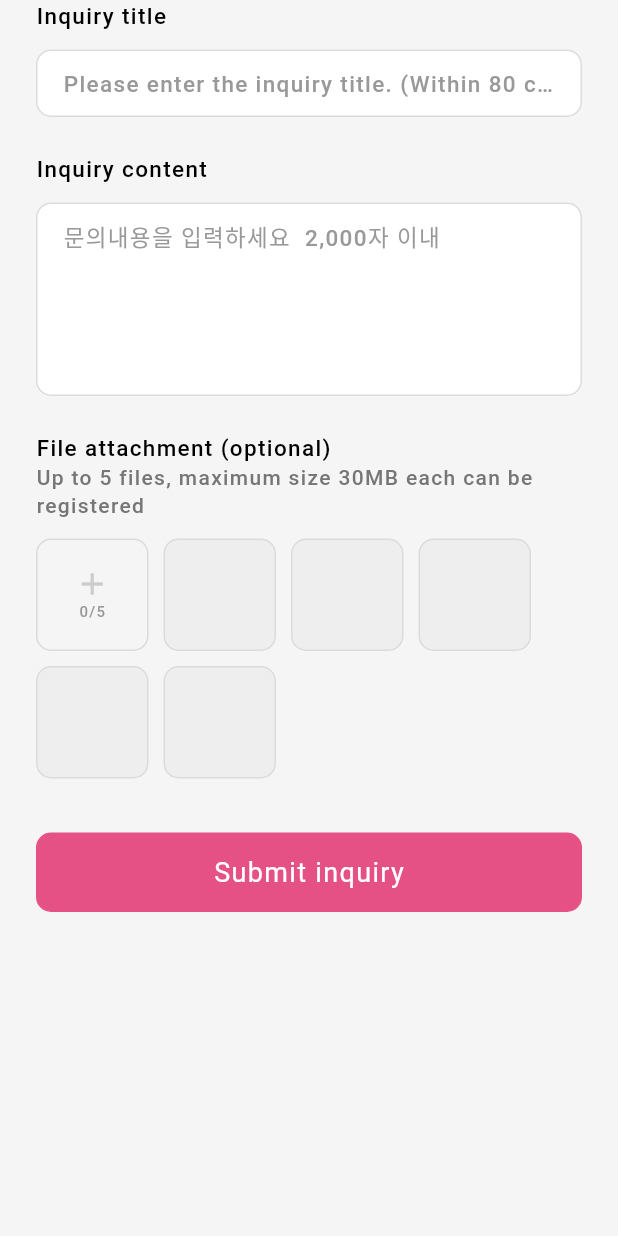
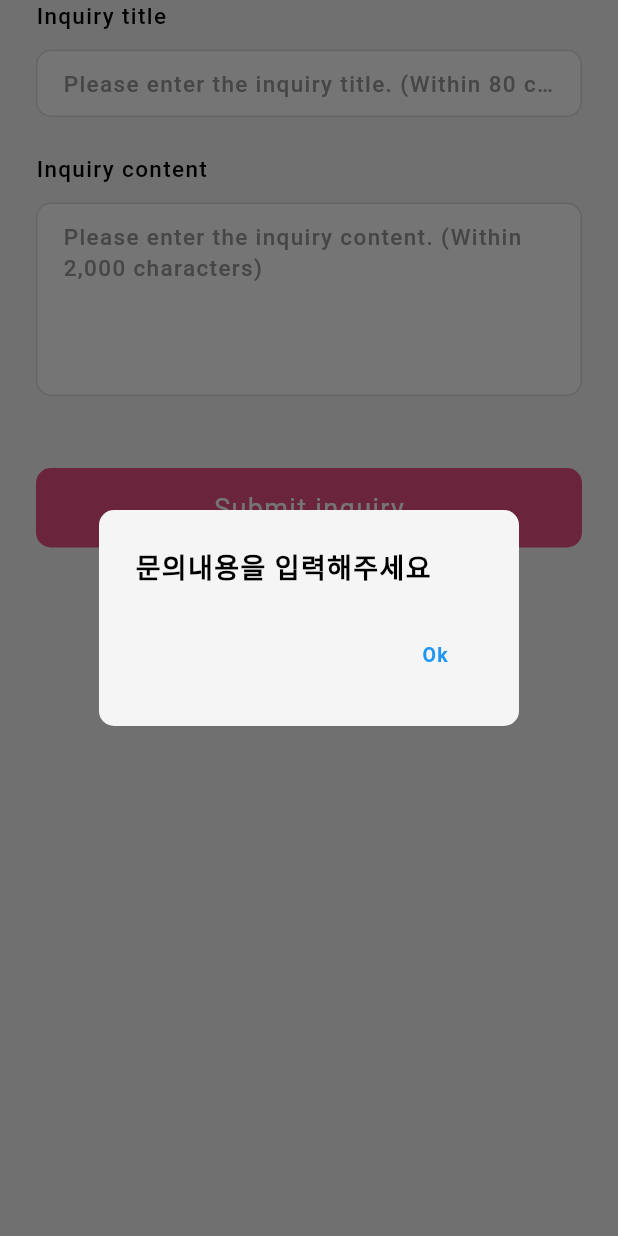
Before and after one commit to ethan0624/ice_baroalgi, a Flutter app: the InquiryForm widget shown alone on an empty page, opened directly, after a tap on "Submit inquiry", on a phone screen of 412 x 824 dp. Run offline on Flutter 3.47's test engine with Material 3 defaults, Android fonts, the phone set to English and light mode, and no system bars; our stand-ins replace auto_route, bloc, cached_network_image, carousel_slider, device_info_plus, dio and 18 more; missing offline and left inert: app_tracking_transparency, dart:ffi, flutter_naver_map, highlight_text, iamport_flutter, side_effect_bloc; accounts and stored records are empty; generated files the repository leaves out were written again; statements that could not run were skipped.

```diff
--- a/assets/translations/en-US.json
+++ b/assets/translations/en-US.json
@@ -77,7 +77,7 @@
     "문의제목": "Inquiry title",
     "문의제목을 입력하세요 80자 이내": "Please enter the inquiry title. (Within 80 characters)",
     "문의내용": "Inquiry content",
-    "문의내용을 입력하세요. 2,000자 이내": "Please enter the inquiry content. (Within 2,000 characters)",
+    "문의내용을 입력하세요 2000자 이내": "Please enter the inquiry content. (Within 2,000 characters)",
     "파일첨부 선택": "File attachment (optional)",
     "최대 5개, 30MB까지 등록가능": "Up to 5 files, maximum size 30MB each can be registered",
     "문의남기기": "Submit inquiry",
--- a/assets/translations/ko-KR.json
+++ b/assets/translations/ko-KR.json
@@ -77,7 +77,7 @@
     "문의제목": "문의제목",
     "문의제목을 입력하세요 80자 이내": "문의제목을 입력하세요. (80자 이내)",
     "문의내용": "문의내용",
-    "문의내용을 입력하세요. 2,000자 이내": "문의내용을 입력하세요. (2,000자 이내)",
+    "문의내용을 입력하세요 2000자 이내": "문의내용을 입력하세요. (2,000자 이내)",
     "파일첨부 선택": "파일첨부(선택)",
     "최대 5개, 30MB까지 등록가능": "최대 5개, 30MB까지 등록가능",
     "문의남기기": "문의남기기",
--- a/assets/translations/ru-RU.json
+++ b/assets/translations/ru-RU.json
@@ -77,7 +77,7 @@
     "문의제목": "Тема запроса",
     "문의제목을 입력하세요 80자 이내": "Пожалуйста, введите тему запроса. (80 символов или меньше)",
     "문의내용": "Детали запроса",
-    "문의내용을 입력하세요. 2,000자 이내": "Пожалуйста, введите данные вашего запроса. (2000 символов или меньше)",
+    "문의내용을 입력하세요 2000자 이내": "Пожалуйста, введите данные вашего запроса. (2000 символов или меньше)",
     "파일첨부 선택": "Прикрепить файл (необязательно)",
     "최대 5개, 30MB까지 등록가능": "Можно зарегистрировать до 5 элементов размером до 30 МБ.",
     "문의남기기": "Оставить запрос",
--- a/assets/translations/vi-VN.json
+++ b/assets/translations/vi-VN.json
@@ -77,7 +77,7 @@
     "문의제목": "Chủ đề yêu cầu",
     "문의제목을 입력하세요 80자 이내": "Vui lòng nhập chủ đề yêu cầu. (80 ký tự trở xuống)",
     "문의내용": "Chi tiết yêu cầu",
-    "문의내용을 입력하세요. 2,000자 이내": "Vui lòng nhập chi tiết yêu cầu của bạn. (2.000 ký tự trở xuống)",
+    "문의내용을 입력하세요 2000자 이내": "Vui lòng nhập chi tiết yêu cầu của bạn. (2.000 ký tự trở xuống)",
     "파일첨부 선택": "Đính kèm tệp (tùy chọn)",
     "최대 5개, 30MB까지 등록가능": "Có thể đăng ký tối đa 5 mục, tối đa 30 MB.",
     "문의남기기": "Để lại một cuộc điều tra",
--- a/lib/core/injection.dart
+++ b/lib/core/injection.dart
@@ -7,6 +7,7 @@ import 'package:incheon_knowhow/domain/usecase/auth/verify_password.dart';
 import 'package:incheon_knowhow/domain/usecase/category/find_qna_categories.dart';
 import 'package:incheon_knowhow/domain/usecase/course/request_stamp.dart';
 import 'package:incheon_knowhow/domain/usecase/etc/get_translate_text.dart';
+import 'package:incheon_knowhow/domain/usecase/etc/insert_qna.dart';
 import 'package:incheon_knowhow/domain/usecase/search/clear_recent_keyword.dart';
 import 'package:incheon_knowhow/domain/usecase/search/delete_recent_keyword.dart';
 import 'package:incheon_knowhow/domain/usecase/search/find_recent_keyword.dart';
@@ -254,6 +255,9 @@ class Injection {
     getIt.registerLazySingleton<FindQna>(
       () => FindQna(repository: getIt()),
     );
+    getIt.registerLazySingleton<InsertQna>(
+      () => InsertQna(repository: getIt()),
+    );
     getIt.registerLazySingleton<GetBusinessInfo>(
       () => GetBusinessInfo(repository: getIt()),
     );
--- a/lib/data/datasource/api_client.dart
+++ b/lib/data/datasource/api_client.dart
@@ -215,6 +215,7 @@ abstract class ApiClient {
   @GET('/qna')
   Future<DataResponse<QnaPaging>> findQna();
 
+  @MultiPart()
   @POST('/qna')
   Future<DataResponse<String>> saveQna(
     @Body() Map<String, dynamic> data,
--- a/lib/data/repository/etc_repository_impl.dart
+++ b/lib/data/repository/etc_repository_impl.dart
@@ -81,6 +81,8 @@ class EtcRepositoryImpl implements EtcRepository {
   ) async {
     final data = {
       'title': title,
+      'question': question,
+      'fileUrl': files,
     };
     final res = await safetyCall<String>(apiClient.saveQna(data));
 
--- a/lib/presentation/screen/cscenter/inquiry/widget/inquiry_form.dart
+++ b/lib/presentation/screen/cscenter/inquiry/widget/inquiry_form.dart
@@ -1,3 +1,4 @@
+import 'dart:io';
 import 'package:easy_localization/easy_localization.dart';
 import 'package:flutter/material.dart';
 import 'package:incheon_knowhow/config/app_theme.dart';
@@ -5,14 +6,53 @@ import 'package:incheon_knowhow/core/extension/context_extension.dart';
 import 'package:incheon_knowhow/presentation/widget/app_button.dart';
 import 'package:incheon_knowhow/presentation/widget/app_text_form_field.dart';
 
+class InqueryFormData {
+  final String title;
+  final String question;
+  final List<File>? files;
+
+  const InqueryFormData({
+    required this.title,
+    required this.question,
+    this.files,
+  });
+}
+
 class InquiryForm extends StatefulWidget {
-  const InquiryForm({super.key});
+  final ValueChanged<InqueryFormData>? onSubmit;
+  const InquiryForm({
+    super.key,
+    this.onSubmit,
+  });
 
   @override
   State<InquiryForm> createState() => _InquiryFormState();
 }
 
 class _InquiryFormState extends State<InquiryForm> {
+  final _titleController = TextEditingController();
+  final _questionController = TextEditingController();
+
+  _onSubmit() {
+    final title = _titleController.text;
+    final question = _questionController.text;
+
+    if (title.isEmpty || question.isEmpty) {
+      context.showAlert(title: '문의내용을 입력해주세요');
+      return;
+    }
+
+    final data = InqueryFormData(title: title, question: question);
+
+    widget.onSubmit?.call(data);
+  }
+
+  @override
+  void dispose() {
+    _titleController.dispose();
+    super.dispose();
+  }
+
   @override
   Widget build(BuildContext context) {
     return ListView(
@@ -24,6 +64,7 @@ class _InquiryFormState extends State<InquiryForm> {
               ?.copyWith(fontWeight: FontWeight.w500),
         ),
         AppTextFormField(
+          controller: _titleController,
           hintText: '문의제목을 입력하세요 80자 이내'.tr(),
           maxLength: 80,
           keyboardType: TextInputType.text,
@@ -35,83 +76,84 @@ class _InquiryFormState extends State<InquiryForm> {
               ?.copyWith(fontWeight: FontWeight.w500),
         ),
         AppTextFormField(
-          hintText: '문의내용을 입력하세요  2,000자 이내'.tr(),
+          controller: _questionController,
+          hintText: '문의내용을 입력하세요 2000자 이내'.tr(),
           maxLength: 2000,
           maxLines: 10,
           minLines: 5,
           keyboardType: TextInputType.multiline,
         ),
         const SizedBox(height: 12),
-        Wrap(
-          spacing: 8,
-          crossAxisAlignment: WrapCrossAlignment.end,
-          children: [
-            Text(
-              '파일첨부 선택'.tr(),
-              style: context.textTheme.bodyMedium
-                  ?.copyWith(fontWeight: FontWeight.w500),
-            ),
-            Text(
-              '최대 5개, 30MB까지 등록가능'.tr(),
-              style: context.textTheme.labelLarge
-                  ?.copyWith(color: AppTextColor.medium),
-            ),
-          ],
-        ),
-        Padding(
-          padding: const EdgeInsets.symmetric(vertical: 12),
-          child: Wrap(
-            spacing: 10,
-            runSpacing: 10,
-            children: [
-              Container(
-                width: 75,
-                height: 75,
-                decoration: BoxDecoration(
-                  borderRadius: BorderRadius.circular(10),
-                  border: Border.all(
-                    width: 1,
-                    color: AppColor.dividerMedium,
-                  ),
-                ),
-                child: Column(
-                  mainAxisAlignment: MainAxisAlignment.center,
-                  crossAxisAlignment: CrossAxisAlignment.center,
-                  children: [
-                    Icon(
-                      Icons.add,
-                      color: AppColor.dividerDark,
-                    ),
-                    Text(
-                      '0/5',
-                      style: context.textTheme.labelSmall
-                          ?.copyWith(color: AppTextColor.light),
-                    ),
-                  ],
-                ),
-              ),
-              ...List.generate(
-                5,
-                (index) => Container(
-                  width: 75,
-                  height: 75,
-                  decoration: BoxDecoration(
-                    borderRadius: BorderRadius.circular(10),
-                    border: Border.all(
-                      width: 1,
-                      color: AppColor.dividerMedium,
-                    ),
-                    color: AppColor.dividerLight,
-                  ),
-                ),
-              ),
-            ],
-          ),
-        ),
+        // Wrap(
+        //   spacing: 8,
+        //   crossAxisAlignment: WrapCrossAlignment.end,
+        //   children: [
+        //     Text(
+        //       '파일첨부 선택'.tr(),
+        //       style: context.textTheme.bodyMedium
+        //           ?.copyWith(fontWeight: FontWeight.w500),
+        //     ),
+        //     Text(
+        //       '최대 5개, 30MB까지 등록가능'.tr(),
+        //       style: context.textTheme.labelLarge
+        //           ?.copyWith(color: AppTextColor.medium),
+        //     ),
+        //   ],
+        // ),
+        // Padding(
+        //   padding: const EdgeInsets.symmetric(vertical: 12),
+        //   child: Wrap(
+        //     spacing: 10,
+        //     runSpacing: 10,
+        //     children: [
+        //       Container(
+        //         width: 75,
+        //         height: 75,
+        //         decoration: BoxDecoration(
+        //           borderRadius: BorderRadius.circular(10),
+        //           border: Border.all(
+        //             width: 1,
+        //             color: AppColor.dividerMedium,
+        //           ),
+        //         ),
+        //         child: Column(
+        //           mainAxisAlignment: MainAxisAlignment.center,
+        //           crossAxisAlignment: CrossAxisAlignment.center,
+        //           children: [
+        //             Icon(
+        //               Icons.add,
+        //               color: AppColor.dividerDark,
+        //             ),
+        //             Text(
+        //               '0/5',
+        //               style: context.textTheme.labelSmall
+        //                   ?.copyWith(color: AppTextColor.light),
+        //             ),
+        //           ],
+        //         ),
+        //       ),
+        //       ...List.generate(
+        //         5,
+        //         (index) => Container(
+        //           width: 75,
+        //           height: 75,
+        //           decoration: BoxDecoration(
+        //             borderRadius: BorderRadius.circular(10),
+        //             border: Border.all(
+        //               width: 1,
+        //               color: AppColor.dividerMedium,
+        //             ),
+        //             color: AppColor.dividerLight,
+        //           ),
+        //         ),
+        //       ),
+        //     ],
+        //   ),
+        // ),
         AppButton(
           margin: const EdgeInsets.symmetric(vertical: defaultMarginValue),
           text: '문의남기기'.tr(),
-          onPressed: () {},
+          onPressed: _onSubmit,
         ),
       ],
     );
```
Also changed, not shown: lib/domain/usecase/etc/insert_qna.dart (added, +17 -0 lines), lib/presentation/screen/cscenter/inquiry/bloc/inquiry_bloc.dart (+25 -1 lines), lib/presentation/screen/cscenter/inquiry/inquiry_screen.dart (+24 -1 lines), lib/data/datasource/api_client.g.dart.
